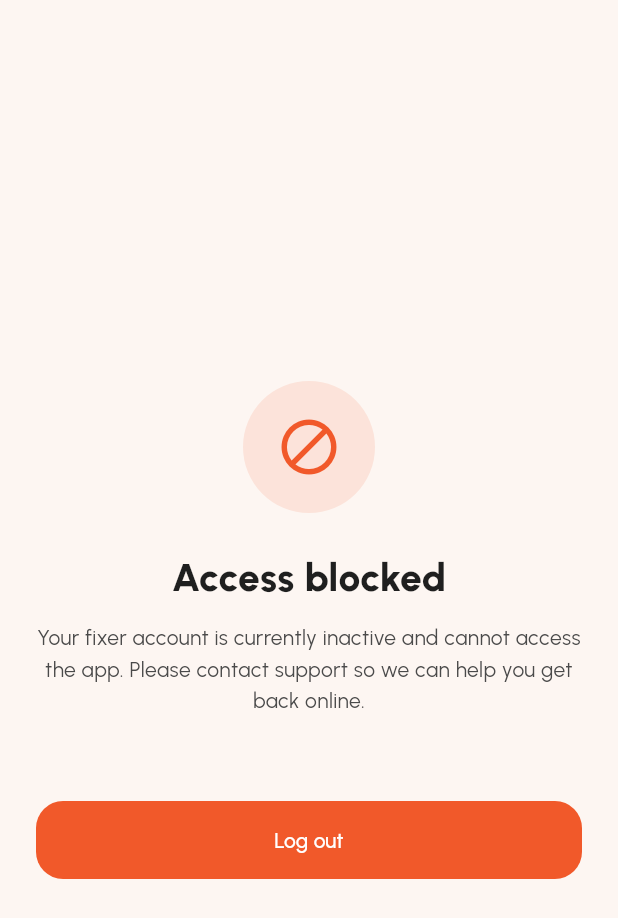
After one commit to cosammalaika/Fixitzed-Fixer-App, a Flutter app: the AccountBlockedScreen screen opened by its route, on a phone screen of 412 x 824 dp. The commit adds this screen. Shown: the top 918 px of the screen. Run offline on Flutter 3.47's test engine with Material 3 defaults, Android fonts, the phone set to English and light mode, and no system bars; our stand-ins replace file_picker, flutter_local_notifications, flutter_riverpod, google_fonts, image_picker, shared_preferences; accounts and stored records are empty.

Commit message:
prod version changes

```diff
--- a/lib/main.dart
+++ b/lib/main.dart
@@ -15,6 +15,7 @@ import 'screens/notifications/notifications_screen.dart';
 import 'screens/home_shell.dart';
 import 'screens/transactions/wallet_transactions_screen.dart';
 import 'screens/about_screen.dart';
+import 'screens/auth/account_blocked_screen.dart';
 import 'services/local_notification_service.dart';
 
 Future<void> main() async {
@@ -56,6 +57,7 @@ class FixerApp extends StatelessWidget {
           '/wallet/transactions': (context) => const WalletTransactionsScreen(),
           '/notifications': (context) => const NotificationsScreen(),
           '/about': (context) => const AboutScreen(),
+          '/account_blocked': (context) => const AccountBlockedScreen(),
         },
       ),
     );
--- /dev/null
+++ b/lib/screens/auth/account_blocked_screen.dart
@@ -0,0 +1,141 @@
+import 'package:flutter/material.dart';
+import 'package:google_fonts/google_fonts.dart';
+
+class AccountBlockedScreen extends StatelessWidget {
+  const AccountBlockedScreen({
+    super.key,
+    this.supportEmail,
+    this.supportPhone,
+  });
+
+  final String? supportEmail;
+  final String? supportPhone;
+
+  @override
+  Widget build(BuildContext context) {
+    const accent = Color(0xFFF1592A);
+
+    return Scaffold(
+      backgroundColor: const Color(0xFFFDF6F2),
+      body: SafeArea(
+        child: Padding(
+          padding: const EdgeInsets.fromLTRB(24, 48, 24, 32),
+          child: Column(
+            mainAxisAlignment: MainAxisAlignment.center,
+            crossAxisAlignment: CrossAxisAlignment.center,
+            children: [
+              Container(
+                padding: const EdgeInsets.all(22),
+                decoration: BoxDecoration(
+                  color: accent.withOpacity(0.12),
+                  shape: BoxShape.circle,
+                ),
+                child: const Icon(
+                  Icons.block_outlined,
+                  color: accent,
+                  size: 44,
+                ),
+              ),
+              const SizedBox(height: 24),
+              Text(
+                'Access blocked',
+                textAlign: TextAlign.center,
+                style: GoogleFonts.urbanist(
+                  fontSize: 26,
+                  fontWeight: FontWeight.w800,
+                  color: const Color(0xFF1F1F1F),
+                ),
+              ),
+              const SizedBox(height: 12),
+              Text(
+                'Your fixer account is currently inactive and cannot access the app. Please contact support so we can help you get back online.',
+                textAlign: TextAlign.center,
+                style: GoogleFonts.urbanist(
+                  color: const Color(0xFF4A4A4A),
+                  height: 1.5,
+                ),
+              ),
+              const SizedBox(height: 24),
+              if (supportEmail != null || supportPhone != null)
+                DecoratedBox(
+                  decoration: BoxDecoration(
+                    color: Colors.white,
+                    borderRadius: BorderRadius.circular(18),
+                    boxShadow: [
+                      BoxShadow(
+                        color: Colors.black.withOpacity(0.05),
+                        blurRadius: 16,
+                        offset: const Offset(0, 10),
+                      ),
+                    ],
+                  ),
+                  child: Padding(
+                    padding: const EdgeInsets.symmetric(vertical: 18, horizontal: 20),
+                    child: Column(
+                      crossAxisAlignment: CrossAxisAlignment.start,
+                      children: [
+                        Text(
+                          'Support contacts',
+                          style: GoogleFonts.urbanist(
+                            fontWeight: FontWeight.w700,
+                            color: accent,
+                          ),
+                        ),
+                        const SizedBox(height: 10),
+                        if (supportEmail != null)
+                          Row(
+                            children: [
+                              const Icon(Icons.email_outlined, size: 18, color: Color(0xFF6B6B6B)),
+                              const SizedBox(width: 8),
+                              Expanded(
+                                child: Text(
+                                  supportEmail!,
+                                  style: GoogleFonts.urbanist(color: const Color(0xFF3E3E3E)),
+                                ),
+                              ),
+                            ],
+                          ),
+                        if (supportEmail != null && supportPhone != null) const SizedBox(height: 8),
+                        if (supportPhone != null)
+                          Row(
+                            children: [
+                              const Icon(Icons.phone_outlined, size: 18, color: Color(0xFF6B6B6B)),
+                              const SizedBox(width: 8),
+                              Expanded(
+                                child: Text(
+                                  supportPhone!,
+                                  style: GoogleFonts.urbanist(color: const Color(0xFF3E3E3E)),
+                                ),
+                              ),
+                            ],
+                          ),
+                      ],
+                    ),
+                  ),
+                ),
+              const SizedBox(height: 32),
+              SizedBox(
+                width: double.infinity,
+                child: ElevatedButton(
+                  onPressed: () async {
+                    Navigator.of(context).pushNamedAndRemoveUntil('/signin', (route) => false);
+                  },
+                  style: ElevatedButton.styleFrom(
+                    backgroundColor: accent,
+                    foregroundColor: Colors.white,
+                    padding: const EdgeInsets.symmetric(vertical: 16),
+                    shape: RoundedRectangleBorder(
+                      borderRadius: BorderRadius.circular(18),
+                    ),
+                    elevation: 0,
+                  ),
+                  child: const Text('Log out'),
+                ),
+              ),
+            ],
+          ),
+        ),
+      ),
+    );
+  }
+}
```
Also changed, not shown: lib/screens/auth/forgot_password_sheet.dart (added, +338 -0 lines), lib/screens/sign_in_screen.dart (+34 -4 lines), lib/services/auth_service.dart (+159 -9 lines).
